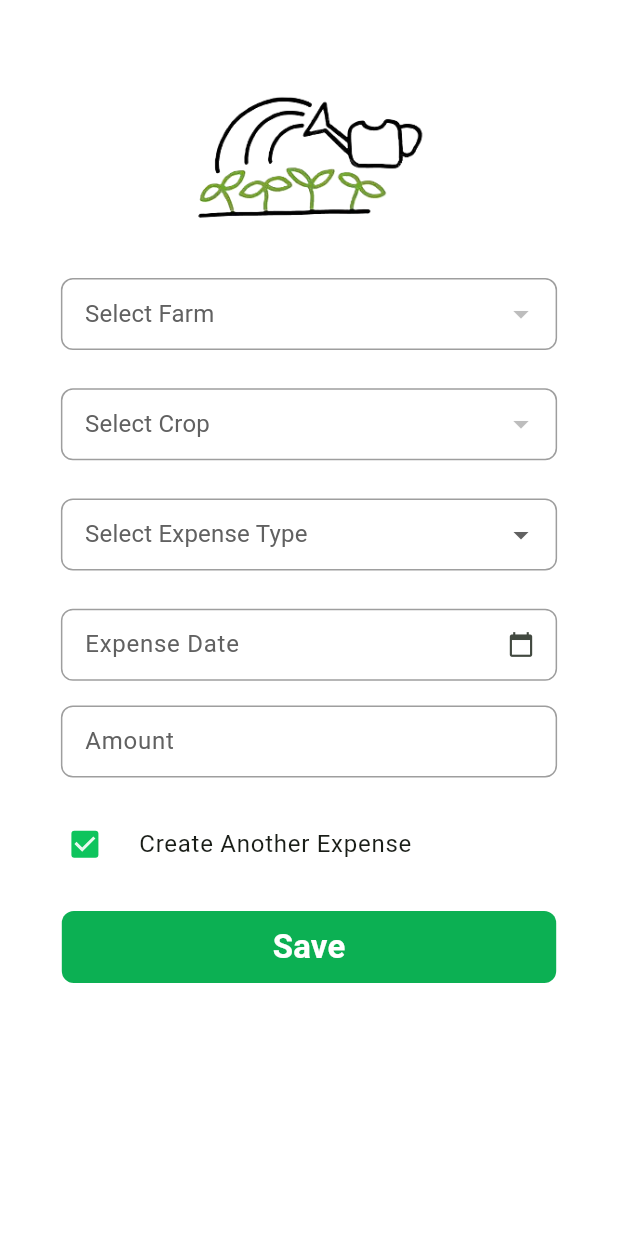
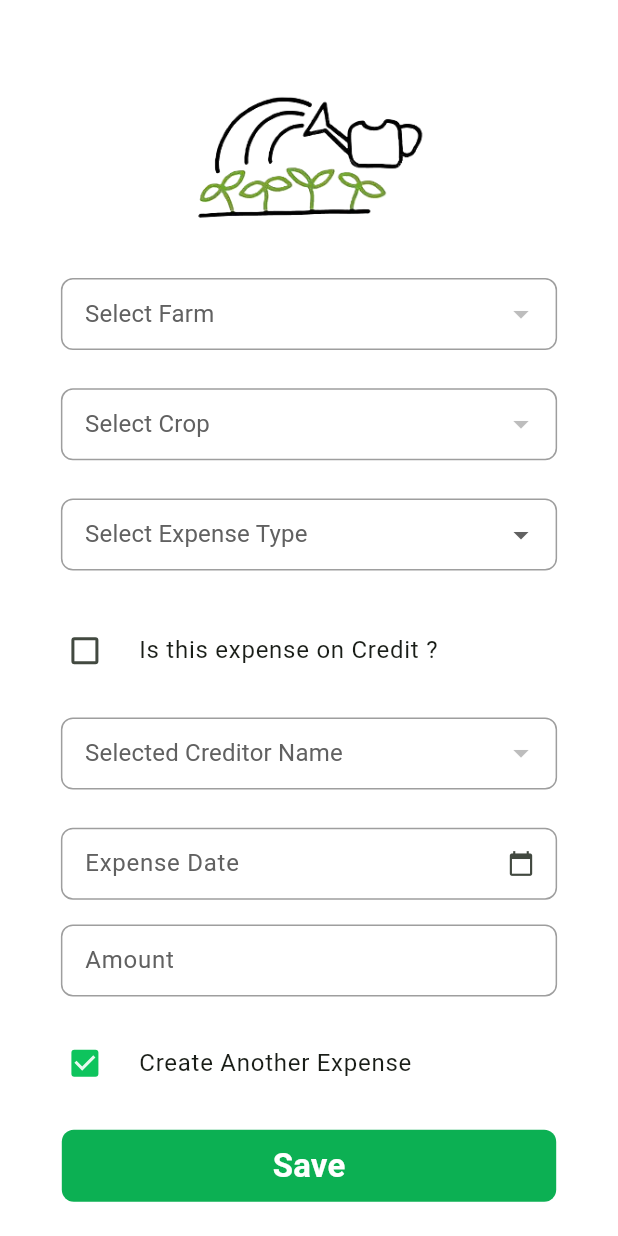
Before and after one commit to ShriHerwade/sheti_next, a Flutter app: the CreateExpenses screen opened directly, after a tap on "Create Another Expense", on a phone screen of 412 x 824 dp. Run offline on Flutter 3.47's test engine with Material 3 defaults, Android fonts, the light colour scheme and no system bars; our stand-ins replace easy_localization, google_nav_bar, introduction_screen, shared_preferences, sqflite, toast; missing offline and left inert: multiselect; accounts and stored records are empty.

Commit message:
SN-52 restored all from commit 9548dfc overwritten by Sachin

```diff
--- a/assets/translations/en.json
+++ b/assets/translations/en.json
@@ -32,6 +32,10 @@
   "labelExpenseType": "Expense Type",
   "expenseDate": "Expense Date",
   "expenseAmount": "Amount",
+  "labelCreditor" : "Creditor Name",
+  "hintCreditor" : "Selected Creditor Name",
+
+  "checkBoxIsCreditor" : "Is this expense on Credit ?",
 
   "navBarDiary": "Diary",
   "navBarLanguages": "Language",
--- a/assets/translations/mr.json
+++ b/assets/translations/mr.json
@@ -33,6 +33,12 @@
   "expenseDate": "खर्चाची तारीख",
   "expenseAmount": "रक्कम",
 
+  "labelCreditor" : "उधार देणाऱ्याचे नाव",
+  "hintCreditor" : "उधार देणाऱ्याचे नाव निवडा ",
+
+  "checkBoxIsCreditor" : "हा खर्च उधारीवर केलेला आहे का ?",
+
+
   "navBarDiary": "डायरी",
   "navBarLanguages": "भाषा",
   "navBarLangMarathi": "मराठी",
--- a/lib/zebra/dao/DbHelper.dart
+++ b/lib/zebra/dao/DbHelper.dart
@@ -8,7 +8,9 @@
 import 'package:sheti_next/zebra/dao/models/EventModel.dart';
 import 'package:sheti_next/zebra/dao/models/ExpenseModel.dart';
 import 'package:sheti_next/zebra/dao/models/FarmModel.dart';
+import 'package:sheti_next/zebra/dao/models/IncomeModel.dart';
 import 'package:sheti_next/zebra/dao/models/LatestExpenseModel.dart';
+import 'package:sheti_next/zebra/dao/models/PoeModel.dart';
 import 'package:sheti_next/zebra/dao/models/SettingModel.dart';
 import 'package:sheti_next/zebra/dao/models/UserModel.dart';
 import 'package:sqflite/sqflite.dart';
@@ -22,9 +24,11 @@
   static const String Table_Farms = 'farms';
   static const String Table_Crops = 'crops';
   static const String Table_CropsMeta = 'cropsMeta';
+  static const String Table_Poes = 'poes';
 
   static const String Table_Events = 'events';
   static const String Table_Expenses = 'expenses';
+  static const String Table_Incomes = 'incomes';
   static const String Table_AppSettings = 'settings';
 
   static const String View_LatestExpenses = 'latestExpenses';
@@ -47,6 +51,8 @@
   static const String C_cropId = 'cropId';
   static const String C_eventId = 'eventId';
   static const String C_expenseId = 'expenseId';
+  static const String C_incomeId = 'incomeId';
+  static const String C_poeId = 'poeId';
 
   static const String C_firstName = 'firstName';
   static const String C_lastName = 'lastName';
@@ -95,6 +101,24 @@
   static const String C_key = 'key';
   static const String C_value = 'value';
   static const String C_profile = 'profile';
+
+  static const String C_poeName = 'poeName';
+  static const String C_isCreditor = 'isCreditor';
+  static const String C_isShopFirm = 'isShopFirm';
+  static const String C_isBuyer = 'isBuyer';
+  static const String C_isServiceProvider = 'isServiceProvider';
+  static const String C_isFarmWorker = 'isFarmWorker';
+  static const String C_address = 'address';
+
+  static const String C_quantity = 'quantity';
+  static const String C_ratePerUnit = 'ratePerUnit';
+  static const String C_rateUnit = 'rateUnit';
+  static const String C_receiptNumber = 'receiptNumber';
+  static const String C_receiptFilePath = 'receiptFilePath';
+  static const String C_incomeType = 'incomeType';
+  static const String C_incomeDate = 'incomeDate';
+
+
 
   Future<Database> get db async {
     if (_db != null) {
@@ -250,18 +274,48 @@
             $C_invoiceFilePath TEXT,
             $C_fileExtension TEXT,
             $C_isCredit INTEGER NOT NULL DEFAULT 0,
-            $C_creditBy TEXT,
+            $C_poeId INTEGER,
             $C_splitBetween INTEGER NOT NULL DEFAULT 0,
             $C_details TEXT,
             $C_isActive INTEGER,
             $C_createdDate TEXT,
             FOREIGN KEY ($C_farmId) REFERENCES $Table_Farms ($C_farmId),
             FOREIGN KEY ($C_cropId) REFERENCES $Table_Crops ($C_cropId),
-            FOREIGN KEY ($C_userId) REFERENCES $Table_Users ($C_userId)
+            FOREIGN KEY ($C_userId) REFERENCES $Table_Users ($C_userId),
+            FOREIGN KEY ($C_poeId) REFERENCES $Table_Poes ($C_poeId) ON DELETE NO ACTION
+
           )
           ''',
           );
 
+          // Create Income table
+          db.execute(
+            '''
+          CREATE TABLE $Table_Incomes (
+            $C_expenseId INTEGER PRIMARY KEY AUTOINCREMENT NOT NULL,
+            $C_farmId INTEGER NOT NULL,
+            $C_cropId INTEGER,
+            $C_userId INTEGER NOT NULL,
+            $C_incomeType TEXT,
+            $C_quantity REAL,
+            $C_unit TEXT,
+            $C_ratePerUnit REAL,
+            $C_rateUnit TEXT,
+            $C_amount INTEGER NOT NULL DEFAULT 0,
+            $C_incomeDate TEXT,
+            $C_receiptNumber TEXT,
+            $C_receiptFilePath TEXT,
+            $C_fileExtension TEXT,
+            $C_details TEXT,
+            $C_isActive INTEGER,
+            $C_createdDate TEXT,
+            FOREIGN KEY ($C_farmId) REFERENCES $Table_Farms ($C_farmId),
+            FOREIGN KEY ($C_cropId) REFERENCES $Table_Crops ($C_cropId),
+            FOREIGN KEY ($C_userId) REFERENCES $Table_Users ($C_userId)
+
+          )
+          ''',
+          );
           // Create AppSetting table
           db.execute(
             '''
@@ -272,6 +326,28 @@
             $C_profile TEXT,
             $C_isActive INTEGER NOT NULL DEFAULT 1 ,
             $C_createdDate TEXT
+          )
+          ''',
+          );
+
+          // Create poes table
+          db.execute(
+            '''
+          CREATE TABLE $Table_Poes (
+            $C_poeId INTEGER PRIMARY KEY AUTOINCREMENT,
+            $C_accountId INTEGER,
+            $C_poeName TEXT,
+            $C_mobileNo TEXT,
+            $C_email TEXT ,
+            $C_address TEXT ,
+            $C_isCreditor INTEGER NOT NULL DEFAULT 1 ,
+            $C_isBuyer INTEGER NOT NULL DEFAULT 0 ,
+            $C_isShopFirm INTEGER NOT NULL DEFAULT 0 ,
+            $C_isServiceProvider INTEGER NOT NULL DEFAULT 0 ,
+            $C_isFarmWorker INTEGER NOT NULL DEFAULT 0 ,
+            $C_isActive INTEGER NOT NULL DEFAULT 1 ,
+            $C_createdDate TEXT,
+            FOREIGN KEY ($C_accountId) REFERENCES $Table_Account ($C_accountId)
           )
           ''',
           );
@@ -514,6 +590,35 @@
     print("Expenses record inserted");
   }
 
+  Future<void> saveIncomeData(IncomeModel income) async {
+    final dbClient = await db;
+    try{
+      await dbClient.insert(
+        Table_Incomes,
+        income.toMap(),
+        conflictAlgorithm: ConflictAlgorithm.replace,
+      );}catch(e){
+      print("Error while saving income data : $e");
+      rethrow;
+    }
+    print("Income record inserted");
+  }
+
+
+  Future<void> savePoeData(PoeModel poe) async {
+    final dbClient = await db;
+    try{
+      await dbClient.insert(
+        Table_Poes,
+        poe.toMap(),
+        conflictAlgorithm: ConflictAlgorithm.replace,
+      );}catch(e){
+      print("Error while saving poe data : $e");
+      rethrow;
+    }
+    print("Poe record inserted");
+  }
+
   Future<void> insertInitialMetaData(Database db) async {
     try {
       //1. Read JSON data from account file
--- a/lib/zebra/dao/models/ExpenseModel.dart
+++ b/lib/zebra/dao/models/ExpenseModel.dart
@@ -6,7 +6,7 @@
   int userId;
   bool? isFarmLevel;
   bool? isCredit;
-  String? creditBy;
+  int? creditBy;
   String? invoiceNumber;
   String? invoiceFilePath;
   String? fileExtension;
--- a/lib/zebra/dao/models/IncomeModel.dart
+++ b/lib/zebra/dao/models/IncomeModel.dart
@@ -1,5 +1,5 @@
 //ExpenseModel.dart
-class ExpenseModel {
+class IncomeModel {
   int? incomeId;
   int farmId;
   int cropId;
@@ -20,7 +20,7 @@
   bool isActive;
   final DateTime? createdDate;
 
-  ExpenseModel(
+  IncomeModel(
       {this.incomeId,
       required this.farmId,
       required this.cropId,
@@ -63,8 +63,8 @@
     };
   }
 
-  factory ExpenseModel.fromMap(Map<String, dynamic> map) {
-    return ExpenseModel(
+  factory IncomeModel.fromMap(Map<String, dynamic> map) {
+    return IncomeModel(
       incomeId: map['incomeId'],
       farmId: map['farmId'],
       cropId: map['cropId'],
--- /dev/null
+++ b/lib/zebra/dao/models/PoeModel.dart
@@ -0,0 +1,68 @@
+import 'dart:core';
+
+class PoeModel {
+  final int? poeId;
+  final int accountId;
+  final String poeName;
+  final String? email;
+  final String? mobileNo;
+  final String? address;
+  final bool isCreditor;
+  final bool isShopFirm;
+  final bool isBuyer;
+  final bool isServiceProvider;
+  final bool isFarmWorker;
+  final bool isActive;
+  DateTime? createdDate;
+
+  PoeModel(
+      {this.poeId,
+      required this.accountId,
+      required this.poeName,
+      this.email,
+      this.mobileNo,
+      this.address,
+      required this.isCreditor, // who gives the credit for purchase
+      required this.isShopFirm, // whether it is a shop or firm
+      required this.isBuyer, // who purchase the goods
+      required this.isServiceProvider, // who provide the services in the farm
+      required this.isFarmWorker, // who works in our farm or wage
+      required this.isActive,
+      required this.createdDate});
+
+  Map<String, dynamic> toMap() {
+    return {
+      'poeId': this.poeId,
+      'accountId': this.accountId,
+      'poeName': this.poeName,
+      'email': this.email,
+      'mobileNo': this.mobileNo,
+      'address': this.address,
+      'isCreditor': this.isCreditor ? 1 : 0,
+      'isShopFirm': this.isShopFirm ? 1 : 0,
+      'isBuyer': this.isBuyer ? 1 : 0,
+      'isServiceProvider': this.isServiceProvider ? 1 : 0,
+      'isFarmWorker': this.isFarmWorker ? 1 : 0,
+      'isActive': this.isActive ? 1 : 0, // Convert boolean to integer
+      'createdDate': this.createdDate?.toIso8601String(),
+    };
+  }
+
+  factory PoeModel.fromMap(Map<String, dynamic> map) {
+    return PoeModel(
+      poeId: map['poeId'] as int,
+      accountId: map['accountId'] as int,
+      poeName: map['poeName'] as String,
+      email: map['email'] as String,
+      mobileNo: map['mobileNo'] as String,
+      address: map['address'] as String,
+      isCreditor: map['isCreditor'] as bool,
+      isShopFirm: map['isShopFirm'] as bool,
+      isBuyer: map['isBuyer'] as bool,
+      isServiceProvider: map['isServiceProvider'] as bool,
+      isFarmWorker: map['isFarmWorker'] as bool,
+      isActive: map['isActive'] as bool,
+      createdDate: map['createdDate'] as DateTime,
+    );
+  }
+}
--- a/lib/zebra/screen/farming/CreateExpenseScreen.dart
+++ b/lib/zebra/screen/farming/CreateExpenseScreen.dart
@@ -3,7 +3,6 @@
 import 'package:easy_localization/easy_localization.dart';
 import 'package:flutter/material.dart';
 import 'package:intl/intl.dart';
-import 'package:multiselect/multiselect.dart';
 import 'package:sheti_next/translations/locale_keys.g.dart';
 import 'package:sheti_next/zebra/common/util/CustomTranslationList.dart';
 import 'package:sheti_next/zebra/common/widgets/NxDDFormField_id.dart';
@@ -11,6 +10,7 @@
 import 'package:sheti_next/zebra/dao/DbHelper.dart';
 import 'package:sheti_next/zebra/dao/models/CropModel.dart';
 import 'package:sheti_next/zebra/dao/models/FarmModel.dart';
+import 'package:sheti_next/zebra/dao/models/PoeModel.dart';
 import 'package:sheti_next/zebra/screen/farming/MyExpensesScreen.dart';
 import '../../common/widgets/NxDDFormField.dart';
 import '../../common/widgets/NxTextFormField.dart';
@@ -33,6 +33,7 @@
 
   int? selectedFarm;
   int? selectedCrop;
+  int? selectedPoe;
   int? userId=1;
   DateTime? selectedDate;
   DateTime? startDate;
@@ -42,9 +43,12 @@
   List<FarmModel> farms = [];
   List<CropModel> crops = [];
   List<String> farmExpenses = [];
+  List<PoeModel> poes = [];
+
   String? selectedExpense;
- // List<String> selectedExpense = [];
-  bool isCreateAnother = false;
+  // List<String> selectedExpense = [];
+  bool isCreateAnotherExpense = false;
+  bool isCreditExpense = false;
 
   @override
   void initState() {
@@ -59,20 +63,7 @@
     setState(() {});
   }
 
- /* Future<void> _selectDate(BuildContext context) async {
-    final DateTime? picked = await showDatePicker(
-      context: context,
-      initialDate: DateTime.now(),
-      firstDate: DateTime(2022),
-      lastDate: DateTime(2101),
-    );
 
-    if (picked != null) {
-      setState(() {
-        selectedDate = picked;
-      });
-    }
-  }*/
 // save data
   String formatDate(DateTime? date) {
     if (date != null) {
@@ -91,7 +82,7 @@
           farmId: selectedFarm!,
           cropId: selectedCrop!,
           userId: 1,
-         isFarmLevel: false, // Default value
+          isFarmLevel: false, // Default value
           isCredit: false, // Default value
           creditBy: null, // Default value
           invoiceNumber: null, // Default value
@@ -115,7 +106,8 @@
         }else{*/
         selectedFarm = null;
         selectedCrop = null;
-        isCreateAnother=false;
+        isCreateAnotherExpense = false;
+        isCreditExpense = false;
         selectedExpense = null;
 
         //selectedExpense = [];
@@ -177,6 +169,12 @@
 
   // Method to get crops by farmId
   Future<void> getCropsByFarmId(int farmId) async {
+    if (farmId == null) {
+      setState(() {
+        crops = []; // Clear the crops list when farmId is null
+      });
+      return;
+    }
     List<CropModel> pulledCrops = await dbHelper!.getCropsByFarmId(farmId);
     // Use the retrieved crops as needed
     print('Crops for Farm ID $farmId: $pulledCrops');
@@ -283,6 +281,38 @@
                         });
                       },
                     ),
+                    SizedBox(height: ResponsiveUtil.screenHeight(context) * 0.02),
+                    CheckboxListTile(
+                      checkColor: ColorConstants.checkBoxColor.withOpacity(0.9),
+                      activeColor: ColorConstants.checkBoxActiveColor,
+                      title:Text(LocaleKeys.checkBoxIsCreditor.tr()),
+                      value: this.isCreditExpense,
+                      controlAffinity: ListTileControlAffinity.leading,
+                      onChanged: (bool? value) {
+                        setState(() {
+                          this.isCreditExpense = value!;
+                        });
+                      },
+                    ),
+                    SizedBox(height: ResponsiveUtil.screenHeight(context) * 0.02),
+                    NxDDFormField_id(
+                      selectedItemId: selectedPoe,
+                      label: LocaleKeys.labelCreditor.tr(),
+                      hint: LocaleKeys.hintCreditor.tr(),
+                      items: Map.fromIterable(
+                        poes,
+                        key: (poe) => poe.poeId,
+                        value: (poe) => poe.poeName ?? 'Unknown Poe',
+                      ),
+                      onChanged: (int? poeId) {
+                        setState(() {
+                          selectedPoe = poeId;
+                          if (poeId != null) {
+                            print('Selected Farm ID: $poeId');
+                          }
+                        });
+                      },
+                    ),
 
                     SizedBox(height: ResponsiveUtil.screenHeight(context) * 0.02),
                     buildDateField(LocaleKeys.expenseDate.tr()),
@@ -298,11 +328,11 @@
                       checkColor: ColorConstants.checkBoxColor.withOpacity(0.9),
                       activeColor: ColorConstants.checkBoxActiveColor,
                       title:Text("Create Another Expense"),
-                      value: this.isCreateAnother,
+                      value: this.isCreateAnotherExpense,
                       controlAffinity: ListTileControlAffinity.leading,
                       onChanged: (bool? value) {
                         setState(() {
-                          this.isCreateAnother = value!;
+                          this.isCreateAnotherExpense = value!;
                         });
                       },
                     ),
@@ -353,8 +383,8 @@
 
   void showExpenses() {
     // Implement logic to navigate or show expenses screen
-   Navigator.push(
-       context,MaterialPageRoute(builder: (_) => MyExpenses()));
+    Navigator.push(
+        context,MaterialPageRoute(builder: (_) => MyExpenses()));
     // Example: Navigator.push(context, MaterialPageRoute(builder: (_) => ExpensesScreen()));
   }
 }
```
Also changed, not shown: lib/translations/codegen_loader.g.dart, lib/translations/locale_keys.g.dart.
